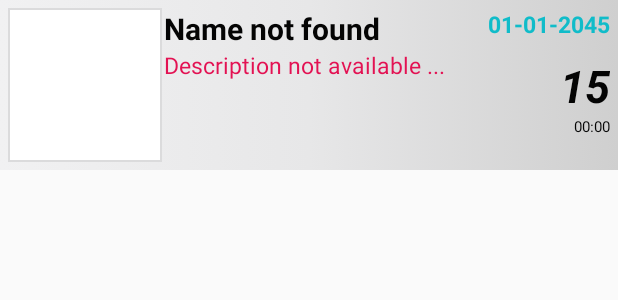
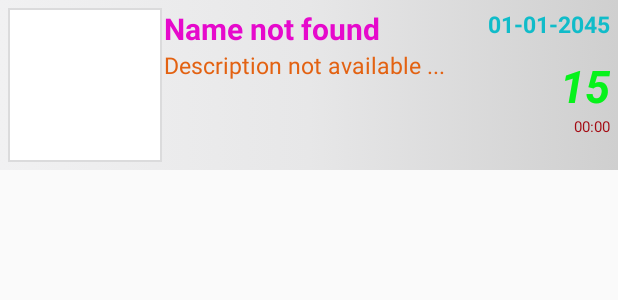
Before and after one commit to ketankk/KeshriSpares, an Android app: the layout list_row.xml on its own in the app's theme, with its tools: preview values and no code run, on a phone screen of 412 x 824 dp. Shown: the top 300 px of the screen. Run offline under Robolectric (Android 15) with nearby library versions, the phone set to English and light mode, and no system bars.

```diff
--- a/Android-master/app/src/main/java/kk/play/keshrispares/database/CyclesItemDBHandler.java
+++ b/Android-master/app/src/main/java/kk/play/keshrispares/database/CyclesItemDBHandler.java
@@ -229,7 +229,7 @@ public class CyclesItemDBHandler extends SQLiteOpenHelper {
 		return salesid;
 	}
 
-	public boolean updateQuantity(long id, int quantity, boolean flag) {
+	public boolean updateQuantity(long id, int quantity, String date,boolean flag) {
 		// flag true(1) for sold..false(0) for Adding more cycles
 		db = this.getWritableDatabase();
 		String time=new SimpleDateFormat("HH:mm:ss").format(Calendar.getInstance().getTime());
@@ -238,7 +238,9 @@ public class CyclesItemDBHandler extends SQLiteOpenHelper {
 		values.put(itemId, id);
 		values.put(QUANTITY, quantity);
 		values.put(TIME,time);
+		values.put(DATE,date);
 		values.put(FLAG, flag);
+
 
 		if (db.insert(SALES_TABLE_NAME, null, values) > 0)// primary key of
 			// inserted
--- a/Android-master/app/src/main/java/kk/play/keshrispares/database/DailyReportDBHandler.java
+++ b/Android-master/app/src/main/java/kk/play/keshrispares/database/DailyReportDBHandler.java
@@ -21,7 +21,6 @@ public class DailyReportDBHandler {
 
 	public List<Report> getReport(){
 		handler=new CyclesItemDBHandler(context);
-		Log.d("Inside Listreport method", "msg");
 		List<String> dates=handler.getAllDistinctDates();
 		for(String date:dates){
 			long quant=handler.getTotalSales(date);
--- a/Android-master/app/src/main/res/layout/list_row.xml
+++ b/Android-master/app/src/main/res/layout/list_row.xml
@@ -44,7 +44,7 @@
             android:layout_width="wrap_content"
             android:layout_height="wrap_content"
             android:text="Name not found"
-            android:textColor="#040404"
+            android:textColor="#e609cc"
             android:textSize="20sp"
             android:textStyle="bold"
             android:typeface="sans" />
@@ -58,7 +58,7 @@
             android:inputType="textMultiLine"
             android:layout_below="@+id/modelname"
             android:text="Description not available ..."
-            android:textColor="#e31253"
+            android:textColor="#e36212"
             android:textSize="15sp" />
     </RelativeLayout>
 
@@ -93,7 +93,7 @@
                 android:layout_alignParentRight="true"
                 android:layout_marginLeft="3dp"
                 android:text="15"
-                android:textColor="#040404"
+                android:textColor="#07f21b"
                 android:textSize="30sp"
                 android:textStyle="bold|italic" />
             <TextView
@@ -105,40 +105,11 @@
 
                 android:layout_marginBottom="3dp"
                 android:text="00:00"
-                android:textColor="#040404"
+                android:textColor="#a40a12"
                 android:textSize="10sp"
                 android:textStyle="normal" />
 
-            <!--
-            <ImageView
-                android:id="@+id/decreBtn"
-                android:layout_width="30dp"
-                android:layout_height="30dp"
-                android:layout_marginLeft="3dp"
-                                android:clickable="true"
 
-                android:src="@drawable/minus" />
-            Quantity
-
-            <TextView
-                android:id="@+id/quant"
-                android:layout_width="wrap_content"
-                android:layout_height="wrap_content"
-                android:layout_marginLeft="3dp"
-                android:layout_toRightOf="@+id/decreBtn"
-                android:text="15"
-                android:textColor="#040404"
-                android:textSize="20dip" />
-
-            <ImageView
-                android:id="@+id/increBtn"
-                android:layout_width="30dp"
-                android:layout_height="30dp"
-                android:layout_marginLeft="3dp"
-                android:layout_toRightOf="@+id/quant"
-                android:clickable="true"
-                android:src="@drawable/plus" />
-            -->
         </RelativeLayout>
     </RelativeLayout>
 
```
Also changed, not shown: Android-master/app/src/main/java/kk/play/keshrispares/activities/AddItem.java (+10 -3 lines), Android-master/app/src/main/java/kk/play/keshrispares/activities/ShowAllCycles.java (+3 -14 lines), Android-master/app/src/main/java/kk/play/keshrispares/adapters/ModelCustomListAdapter.java (+27 -0 lines), Android-master/app/src/main/java/kk/play/keshrispares/utils/CalendarUtil.java (+10 -6 lines), Android-master/app/src/main/java/kk/play/keshrispares/utils/PopupHandler.java (+23 -9 lines), 8 other files.
